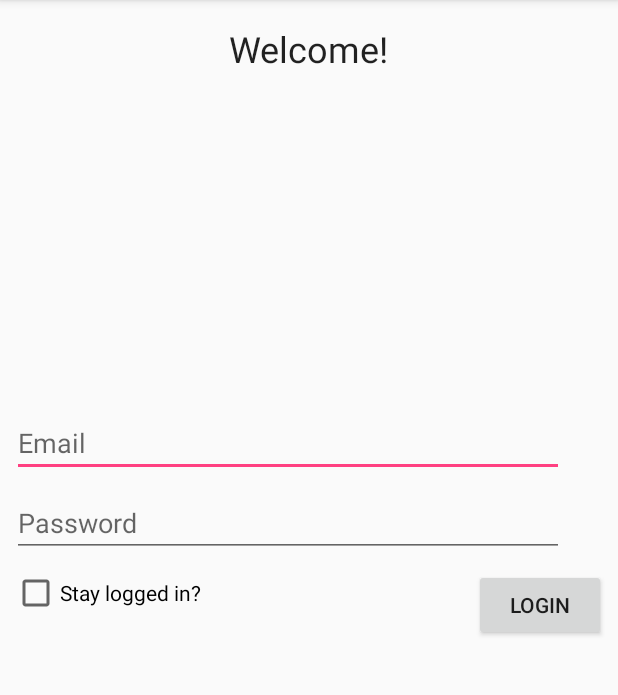
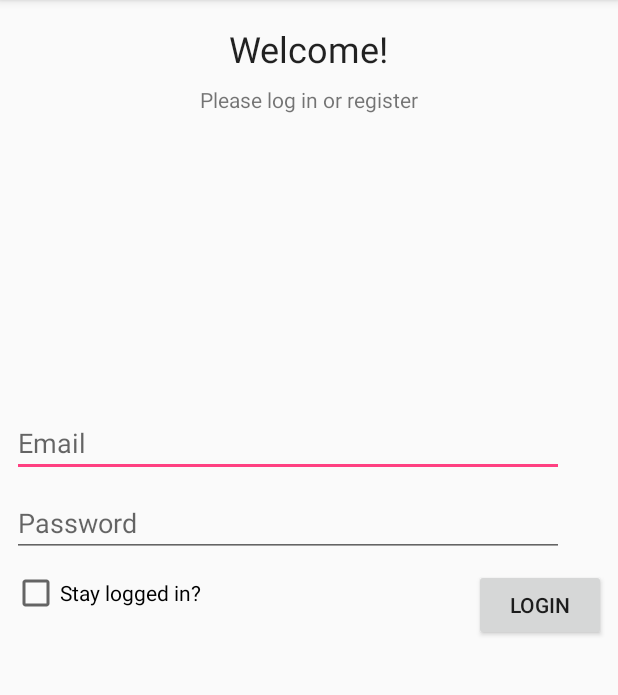
Before and after one commit to RedArmadillo/AndroidChatApp, an Android app: the screen it shows after launch (MainActivity), on a phone screen of 412 x 824 dp, the part 84-779 px from its top. Run offline under Robolectric (Android 15) with nearby library versions, the phone set to English and light mode, and no system bars.

Commit message:
Login fragment added.

```diff
--- a/app/src/main/res/layout/fragment_login.xml
+++ b/app/src/main/res/layout/fragment_login.xml
@@ -64,4 +64,15 @@
         android:text="@string/login"
         app:layout_constraintEnd_toEndOf="parent"
         app:layout_constraintTop_toBottomOf="@+id/loginPassword" />
+
+    <TextView
+        android:id="@+id/loginMsg"
+        android:layout_width="wrap_content"
+        android:layout_height="wrap_content"
+        android:layout_marginTop="8dp"
+        android:text="@string/loginMsg"
+        app:layout_constraintEnd_toEndOf="parent"
+        app:layout_constraintHorizontal_bias="0.5"
+        app:layout_constraintStart_toStartOf="parent"
+        app:layout_constraintTop_toBottomOf="@+id/welcome" />
 </android.support.constraint.ConstraintLayout>
--- a/app/src/main/res/values/strings.xml
+++ b/app/src/main/res/values/strings.xml
@@ -6,6 +6,7 @@
     <string name="loginStayLoggedIn">Stay logged in?</string>
     <string name="login">Login</string>
     <string name="register">Register</string>
+    <string name="loginMsg">Please log in or register</string>
     <!-- TODO: Remove or change this placeholder text -->
     <string name="hello_blank_fragment">Hello blank fragment</string>
 </resources>
```
